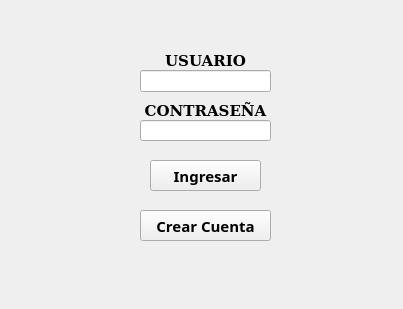
The window that client/ui/launcher.ui (aylenbartomeo/ArgentumOnline-Taller) describes before a commit, drawn with Qt 5.
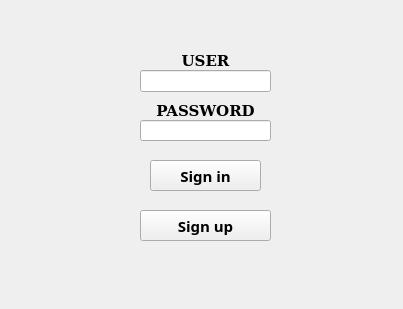
The same window after the commit.

Patch:
```diff
--- a/client/ui/launcher.ui
+++ b/client/ui/launcher.ui
@@ -168,7 +168,7 @@
       </font>
      </property>
      <property name="text">
-      <string>USUARIO</string>
+      <string>USER</string>
      </property>
      <property name="alignment">
       <set>Qt::AlignCenter</set>
@@ -191,7 +191,7 @@
       </font>
      </property>
      <property name="text">
-      <string>CONTRASEÑA</string>
+      <string>PASSWORD</string>
      </property>
      <property name="alignment">
       <set>Qt::AlignCenter</set>
@@ -243,7 +243,7 @@
       </font>
      </property>
      <property name="text">
-      <string>Ingresar</string>
+      <string>Sign in</string>
      </property>
     </widget>
     <widget class="QPushButton" name="registerBtn">
@@ -264,7 +264,7 @@
       </font>
      </property>
      <property name="text">
-      <string>Crear Cuenta</string>
+      <string>Sign up</string>
      </property>
     </widget>
     <widget class="QLabel" name="authStatusLabel">
```
Left out of the diff: 4 changed lines with no effect on the pictures.
